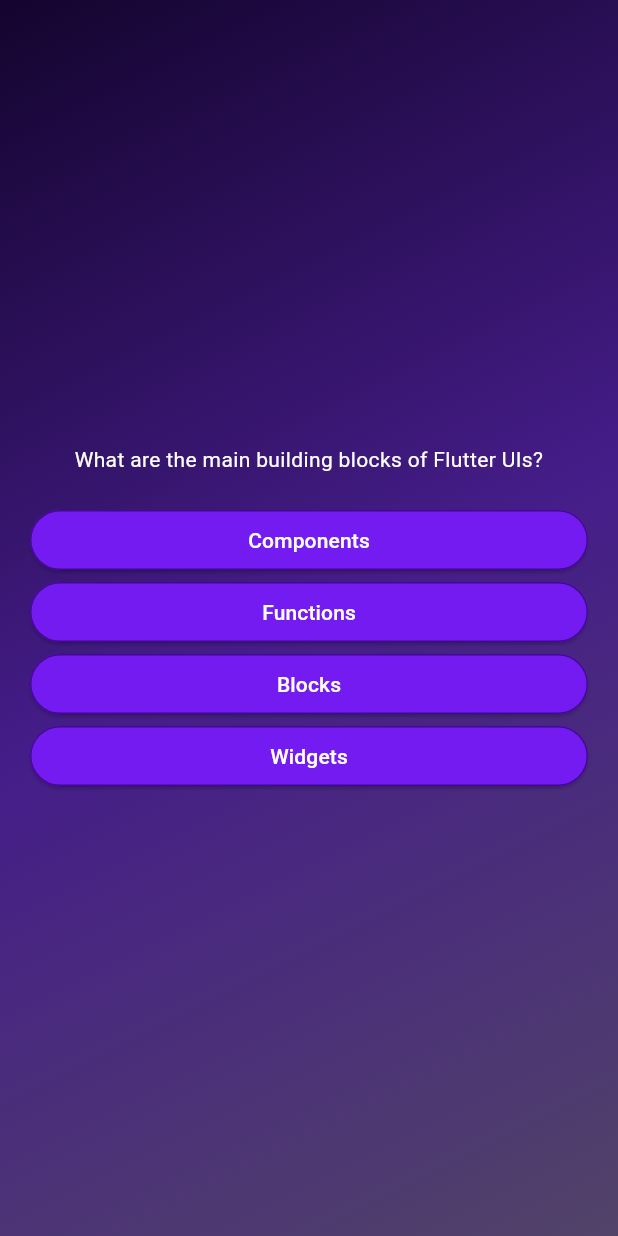
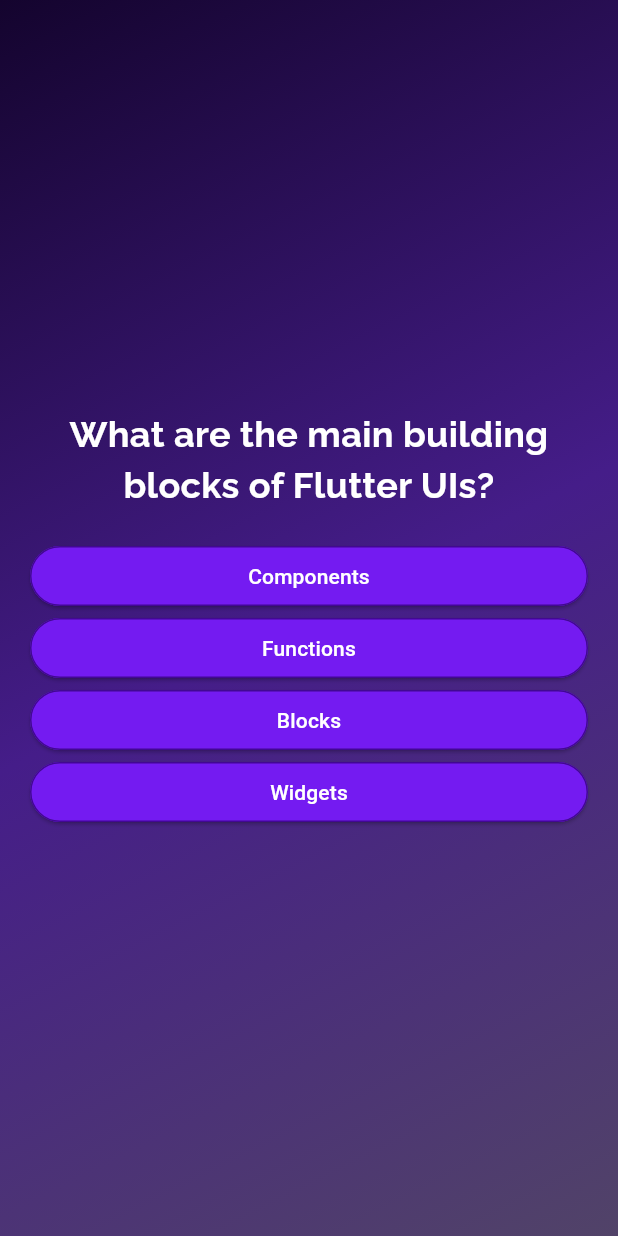
Before and after one commit to fahim25/flutter_quiz, a Flutter app: the screen it shows after launch, after a tap on "Start Quiz!", on a phone screen of 412 x 824 dp. Run offline on Flutter 3.47's test engine with Material 3 defaults, Android fonts, the phone set to English and light mode, and no system bars; our stand-ins replace google_fonts.

Commit message:
google fonts

```diff
--- a/lib/ans_button.dart
+++ b/lib/ans_button.dart
@@ -19,7 +19,10 @@ class AnsButton extends StatelessWidget {
           foregroundColor: Colors.white,
           side: const BorderSide(
               color: Color.fromARGB(255, 66, 8, 147), width: 1.0)),
-      child: Text(btnText),
+      child: Text(
+        btnText,
+        textAlign: TextAlign.center,
+      ),
     );
   }
 }
--- a/lib/questions_screen.dart
+++ b/lib/questions_screen.dart
@@ -1,6 +1,7 @@
 import 'package:flutter/material.dart';
 import 'package:flutter_quiz/ans_button.dart';
 import 'package:flutter_quiz/data/questions.dart';
+import 'package:google_fonts/google_fonts.dart';
 
 class QuestionsScreen extends StatefulWidget {
   const QuestionsScreen({super.key});
@@ -36,8 +37,13 @@ class _QuestionsScreenState extends State<QuestionsScreen> {
           children: [
             Text(
               currentQuestion.text,
-              style: const TextStyle(
+              // style: const TextStyle(
+              //   color: Colors.white,
+              // ),
+              style: GoogleFonts.raleway(
                 color: Colors.white,
+                fontSize: 24,
+                fontWeight: FontWeight.bold,
               ),
               textAlign: TextAlign.center,
             ),
--- a/pubspec.yaml
+++ b/pubspec.yaml
@@ -35,6 +35,7 @@ dependencies:
   # The following adds the Cupertino Icons font to your application.
   # Use with the CupertinoIcons class for iOS style icons.
   cupertino_icons: ^1.0.8
+  google_fonts: ^6.2.1
 
 dev_dependencies:
   flutter_test:
```
Also changed, not shown: 1 other file.
